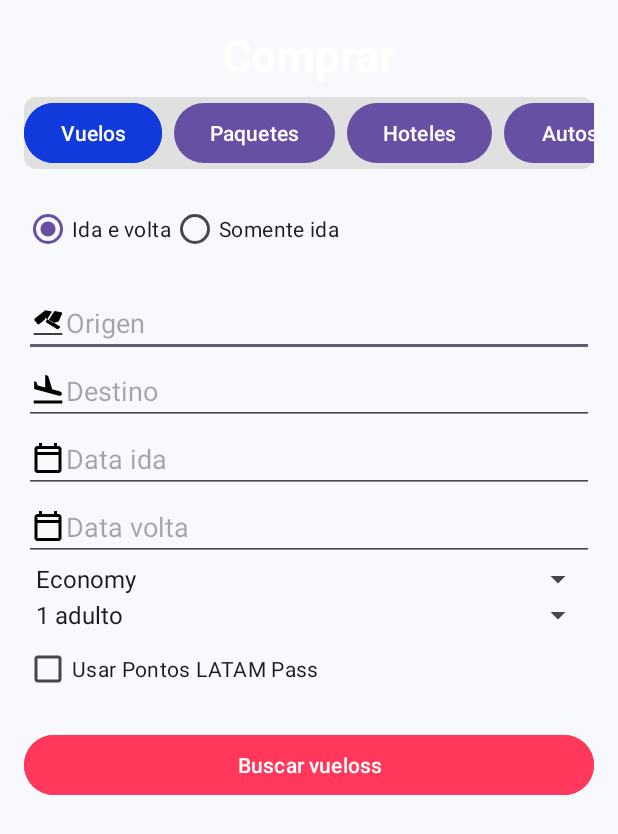
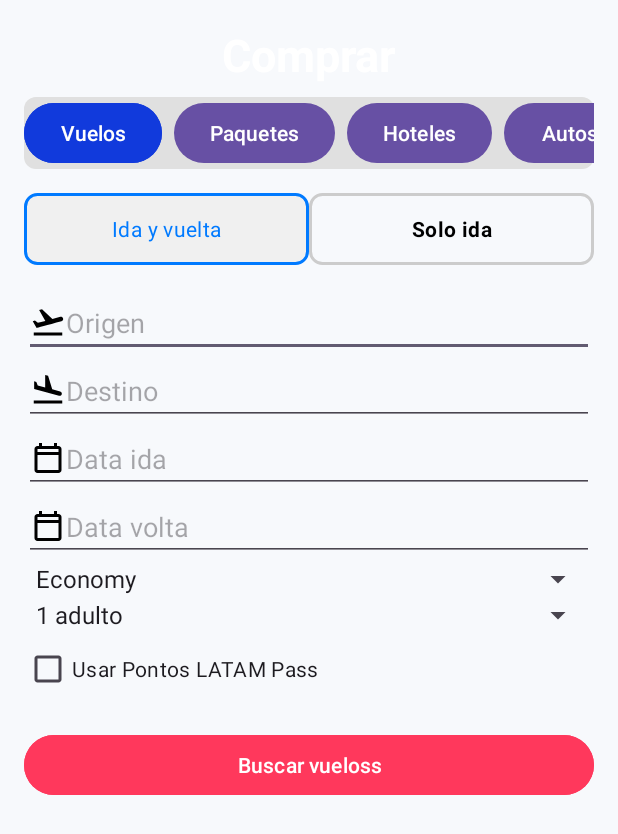
Before and after one commit to adrs1166ma/DAM_UC3_Mancilla, an Android app: the screen it shows after launch (MainActivity), on a phone screen of 412 x 824 dp. Shown: the top 834 px of the screen. Run offline under Robolectric (Android 15) with nearby library versions, the phone set to English and light mode, and no system bars.

Commit message:
se agrego estilos a 2 botones de IDA

```diff
--- /dev/null
+++ b/app/src/main/res/drawable/custom_radio_button.xml
@@ -0,0 +1,5 @@
+<?xml version="1.0" encoding="utf-8"?>
+<selector xmlns:android="http://schemas.android.com/apk/res/android">
+    <item android:state_checked="true" android:drawable="@drawable/selected_button_shape" />
+    <item android:drawable="@drawable/unselected_button_shape" />
+</selector>
--- a/app/src/main/res/drawable/ic_plane_departure.xml
+++ b/app/src/main/res/drawable/ic_plane_departure.xml
@@ -1,9 +1,5 @@
-<vector xmlns:android="http://schemas.android.com/apk/res/android"
-    android:width="24dp"
-    android:height="24dp"
-    android:viewportWidth="24"
-    android:viewportHeight="24">
-    <path
-        android:fillColor="#000000"
-        android:pathData="M2.5,19.5h19v1h-19v-1zM10.18,10.23l-3.98,3.15c-0.42,0.33 -1.04,0.26 -1.37,-0.16l-1.72,-2.16c-0.33,-0.42 -0.26,-1.04 0.16,-1.37l6.94,-5.5l4.46,0.88l-4.02,6.38c-0.18,0.29 -0.05,0.68 0.25,0.86l6.98,4.33c0.26,0.16 0.59,0.16 0.85,0l0.99,-0.62c0.42,-0.26 0.42,-0.86 0,-1.12l-7.11,-4.41l3.7,-5.88l4.52,0.9c0.46,0.09 0.72,0.61 0.52,1.04l-2.02,4.65c-0.12,0.27 -0.35,0.48 -0.64,0.56l-2.85,0.71c-0.29,0.07 -0.6,0.01 -0.86,-0.16l-5.22,-3.24z" />
+<vector xmlns:android="http://schemas.android.com/apk/res/android" android:height="24dp" android:tint="#000000" android:viewportHeight="24" android:viewportWidth="24" android:width="24dp">
+
+    <path android:fillColor="@android:color/white" android:pathData="M2.5,19h19v2h-19V19zM22.07,9.64c-0.21,-0.8 -1.04,-1.28 -1.84,-1.06L14.92,10l-6.9,-6.43L6.09,4.08l4.14,7.17l-4.97,1.33l-1.97,-1.54l-1.45,0.39l2.59,4.49c0,0 7.12,-1.9 16.57,-4.43C21.81,11.26 22.28,10.44 22.07,9.64z"/>
+
 </vector>
--- /dev/null
+++ b/app/src/main/res/drawable/radio_button_border.xml
@@ -0,0 +1,4 @@
+<selector xmlns:android="http://schemas.android.com/apk/res/android">
+    <item android:drawable="@drawable/radio_button_checked" android:state_checked="true"/>
+    <item android:drawable="@drawable/radio_button_unchecked"/>
+</selector>
--- /dev/null
+++ b/app/src/main/res/drawable/radio_button_checked.xml
@@ -0,0 +1,5 @@
+<shape xmlns:android="http://schemas.android.com/apk/res/android">
+    <solid android:color="#113adc"/> <!-- Fondo azul -->
+    <stroke android:color="#113adc" android:width="2dp"/> <!-- Borde azul -->
+    <corners android:radius="20dp"/> <!-- Esquinas redondeadas -->
+</shape>
--- /dev/null
+++ b/app/src/main/res/drawable/radio_button_unchecked.xml
@@ -0,0 +1,5 @@
+<shape xmlns:android="http://schemas.android.com/apk/res/android">
+    <solid android:color="@android:color/transparent"/> <!-- Fondo transparente -->
+    <stroke android:color="#a49cb2" android:width="2dp"/> <!-- Borde gris -->
+    <corners android:radius="20dp"/> <!-- Esquinas redondeadas -->
+</shape>
--- /dev/null
+++ b/app/src/main/res/drawable/selected_button_shape.xml
@@ -0,0 +1,4 @@
+<shape xmlns:android="http://schemas.android.com/apk/res/android"
+    android:shape="rectangle">
+    <corners android:radius="8dp" />
+    <solid android:color="#F0F0F0" /> <stroke android:width="2dp" android:color="#007AFF" /> </shape>
--- /dev/null
+++ b/app/src/main/res/drawable/unselected_button_shape.xml
@@ -0,0 +1,5 @@
+<shape xmlns:android="http://schemas.android.com/apk/res/android"
+    android:shape="rectangle">
+    <corners android:radius="8dp" />
+    <stroke android:width="2dp" android:color="#CCCCCC" />
+</shape>
--- a/app/src/main/res/layout/activity_main.xml
+++ b/app/src/main/res/layout/activity_main.xml
@@ -90,16 +90,30 @@
 
         <RadioButton
             android:id="@+id/rbRoundTrip"
-            android:layout_width="wrap_content"
+            android:layout_width="0dp"
             android:layout_height="wrap_content"
-            android:text="Ida e volta"
-            android:checked="true" />
+            android:layout_weight="1"
+            android:text="Ida y vuelta"
+            android:textColor="#007AFF"
+            android:gravity="center"
+            android:paddingStart="16dp"
+            android:paddingEnd="16dp"
+            android:background="@drawable/selected_button_shape"
+            android:checked="true"
+            android:button="@drawable/custom_radio_button" />
 
         <RadioButton
             android:id="@+id/rbOneWay"
-            android:layout_width="wrap_content"
+            android:layout_width="0dp"
             android:layout_height="wrap_content"
-            android:text="Somente ida" />
+            android:layout_weight="1"
+            android:text="Solo ida"
+            android:textColor="#000"  android:textStyle="bold"
+            android:gravity="center"
+            android:paddingStart="16dp"
+            android:paddingEnd="16dp"
+            android:background="@drawable/unselected_button_shape"
+            android:button="@drawable/custom_radio_button" />/>
     </RadioGroup>
 
     <!-- Campo: Origen -->
```
Also changed, not shown: app/src/main/res/drawable/button_border_gray.xml (added, +9 -0 lines).
